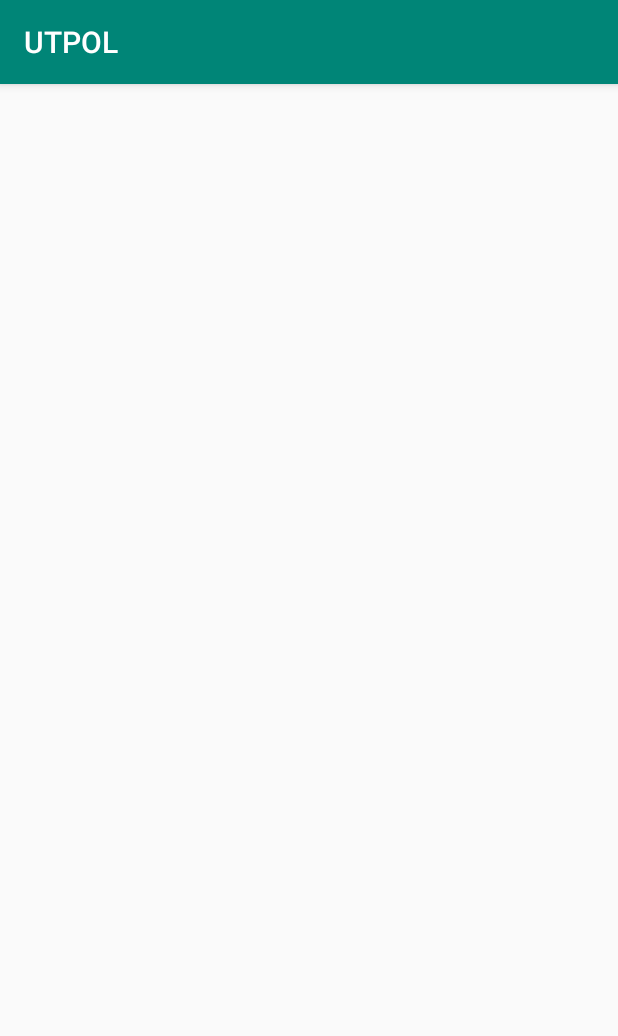
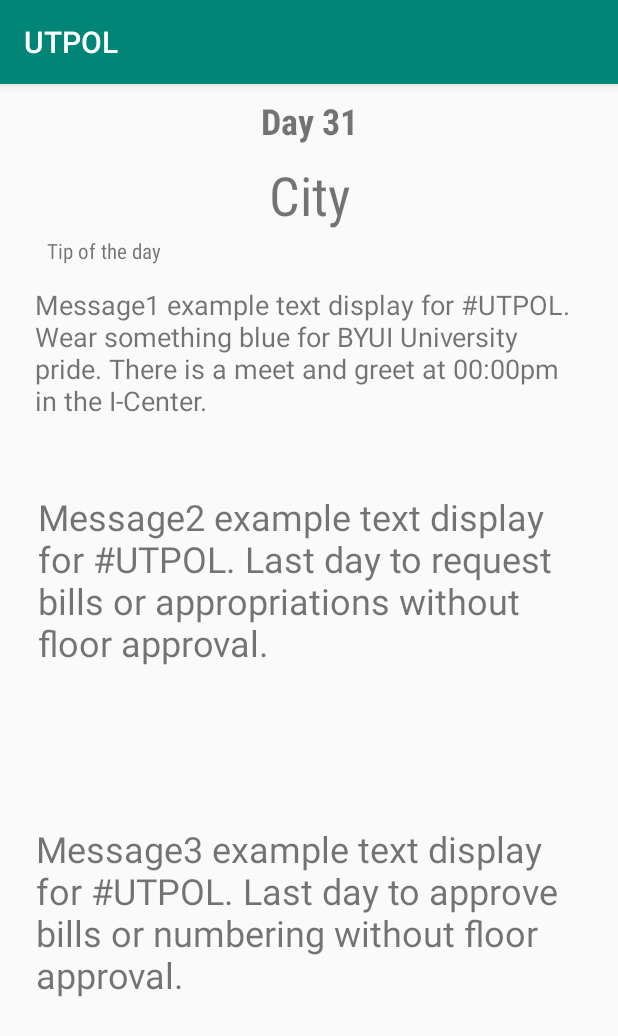
Before and after one commit to kolowich/CS246-Project, an Android app: the screen it shows after launch (MainActivity), after a tap on "LOGIN", on a phone screen of 412 x 824 dp. Shown: the top 1036 px of the screen. Run offline under Robolectric (Android 15) with nearby library versions, the phone set to English and light mode, and no system bars; libraries missing offline, so code that uses them is left out: com.parse; 3 statements that could not run were skipped.

Commit message:
Merge branch 'master' of https://github.com/kolowich/CS246-Project
# Conflicts:
#	.idea/misc.xml

```diff
--- a/app/src/main/java/com/utpol/utpol/MainActivity.java
+++ b/app/src/main/java/com/utpol/utpol/MainActivity.java
@@ -1,7 +1,5 @@
 package com.utpol.utpol;
 
-import android.content.Context;
-import android.content.Intent;
 import android.support.v7.app.AppCompatActivity;
 import android.os.Bundle;
 import android.view.View;
@@ -37,7 +35,7 @@ public class MainActivity extends AppCompatActivity {
         LoginValidator login = new LoginValidator();
 
         if(PROTOTYPE) {
-            setContentView(R.layout.home_screen);
+            setContentView(R.layout.activity_home);
         }
         else {
             login.setUsername(""); //put the editText's string here
--- a/app/src/main/res/layout/activity_home.xml
+++ b/app/src/main/res/layout/activity_home.xml
@@ -1,6 +1,109 @@
 <?xml version="1.0" encoding="utf-8"?>
-<android.support.constraint.ConstraintLayout
-    xmlns:android="http://schemas.android.com/apk/res/android" android:layout_width="match_parent"
+<android.support.constraint.ConstraintLayout xmlns:android="http://schemas.android.com/apk/res/android"
+    xmlns:app="http://schemas.android.com/apk/res-auto"
+    xmlns:tools="http://schemas.android.com/tools"
+    android:layout_width="match_parent"
     android:layout_height="match_parent">
 
+    <TextView
+        android:id="@+id/homeTextView1"
+        android:layout_width="105dp"
+        android:layout_height="41dp"
+        android:layout_marginStart="8dp"
+        android:layout_marginTop="8dp"
+        android:layout_marginEnd="8dp"
+        android:fontFamily="sans-serif-condensed"
+        android:text="@string/homeDay"
+        android:textAlignment="center"
+        android:textSize="24sp"
+        android:textStyle="bold"
+        app:layout_constraintEnd_toEndOf="parent"
+        app:layout_constraintHorizontal_bias="0.5"
+        app:layout_constraintStart_toStartOf="parent"
+        app:layout_constraintTop_toTopOf="parent" />
+
+    <TextView
+        android:id="@+id/homeTextView2"
+        android:layout_width="293dp"
+        android:layout_height="53dp"
+        android:layout_marginStart="8dp"
+        android:layout_marginEnd="8dp"
+        android:fontFamily="sans-serif-condensed"
+        android:text="@string/homeCity"
+        android:textAlignment="center"
+        android:textSize="36sp"
+        app:layout_constraintEnd_toEndOf="parent"
+        app:layout_constraintHorizontal_bias="0.5"
+        app:layout_constraintStart_toStartOf="parent"
+        app:layout_constraintTop_toBottomOf="@+id/homeTextView1" />
+
+    <TextView
+        android:id="@+id/textView2"
+        android:layout_width="365dp"
+        android:layout_height="85dp"
+        android:layout_marginStart="8dp"
+        android:layout_marginTop="32dp"
+        android:layout_marginEnd="8dp"
+        android:fontFamily="sans-serif"
+        android:text="@string/homeMessage1"
+        android:textSize="18sp"
+        app:layout_constraintEnd_toEndOf="parent"
+        app:layout_constraintHorizontal_bias="0.5"
+        app:layout_constraintStart_toStartOf="parent"
+        app:layout_constraintTop_toBottomOf="@+id/homeTextView2" />
+
+    <TextView
+        android:id="@+id/homeTextView3"
+        android:layout_width="362dp"
+        android:layout_height="196dp"
+        android:layout_marginStart="8dp"
+        android:layout_marginTop="52dp"
+        android:layout_marginEnd="8dp"
+        android:fontFamily="sans-serif"
+        android:text="@string/homeMessage2"
+        android:textSize="24sp"
+        app:layout_constraintEnd_toEndOf="parent"
+        app:layout_constraintHorizontal_bias="0.5"
+        app:layout_constraintStart_toStartOf="parent"
+        app:layout_constraintTop_toBottomOf="@+id/textView2" />
+
+    <TextView
+        android:id="@+id/textView4"
+        android:layout_width="230dp"
+        android:layout_height="33dp"
+        android:layout_marginStart="8dp"
+        android:layout_marginEnd="8dp"
+        android:fontFamily="sans-serif-condensed"
+        android:text="Tip of the day"
+        android:textAlignment="textStart"
+        android:textSize="14sp"
+        app:layout_constraintBottom_toTopOf="@+id/textView2"
+        app:layout_constraintEnd_toEndOf="parent"
+        app:layout_constraintHorizontal_bias="0.139"
+        app:layout_constraintStart_toStartOf="parent" />
+
+    <TextView
+        android:id="@+id/textView5"
+        android:layout_width="364dp"
+        android:layout_height="205dp"
+        android:layout_marginStart="8dp"
+        android:layout_marginTop="8dp"
+        android:layout_marginEnd="8dp"
+        android:layout_marginBottom="52dp"
+        android:fontFamily="sans-serif"
+        android:text="@string/homeMessage3"
+        android:textSize="24sp"
+        app:layout_constraintBottom_toBottomOf="parent"
+        app:layout_constraintEnd_toEndOf="parent"
+        app:layout_constraintHorizontal_bias="0.5"
+        app:layout_constraintStart_toStartOf="parent"
+        app:layout_constraintTop_toBottomOf="@+id/homeTextView3" />
+
+    <android.support.constraint.Guideline
+        android:id="@+id/guideline"
+        android:layout_width="wrap_content"
+        android:layout_height="wrap_content"
+        android:orientation="vertical"
+        app:layout_constraintGuide_begin="20dp" />
+
 </android.support.constraint.ConstraintLayout>
--- a/app/src/main/res/layout/activity_main.xml
+++ b/app/src/main/res/layout/activity_main.xml
@@ -17,13 +17,13 @@
         android:fontFamily="sans-serif-condensed"
         android:text="Sign in"
         android:textColor="@android:color/holo_blue_dark"
-        android:textSize="36sp"
-        app:layout_constraintBottom_toBottomOf="parent"
+        android:textSize="30sp"
+        app:layout_constraintBottom_toTopOf="@+id/editText3"
         app:layout_constraintEnd_toEndOf="parent"
-        app:layout_constraintHorizontal_bias="0.498"
+        app:layout_constraintHorizontal_bias="0.5"
         app:layout_constraintStart_toStartOf="parent"
-        app:layout_constraintTop_toTopOf="parent"
-        app:layout_constraintVertical_bias="0.109" />
+        app:layout_constraintTop_toBottomOf="@+id/textView3"
+        app:layout_constraintVertical_bias="0.777" />
 
     <Button
         android:id="@+id/button"
@@ -62,6 +62,7 @@
         android:textSize="24sp"
         app:layout_constraintBottom_toBottomOf="parent"
         app:layout_constraintEnd_toEndOf="parent"
+        app:layout_constraintHorizontal_bias="0.5"
         app:layout_constraintStart_toStartOf="parent"
         app:layout_constraintTop_toTopOf="parent"
         app:layout_constraintVertical_bias="0.439" />
@@ -83,8 +84,22 @@
         android:textSize="24sp"
         app:layout_constraintBottom_toBottomOf="parent"
         app:layout_constraintEnd_toEndOf="parent"
-        app:layout_constraintHorizontal_bias="0.506"
+        app:layout_constraintHorizontal_bias="0.5"
         app:layout_constraintStart_toStartOf="parent"
         app:layout_constraintTop_toTopOf="parent"
         app:layout_constraintVertical_bias="0.333" />
+
+    <TextView
+        android:id="@+id/textView3"
+        android:layout_width="188dp"
+        android:layout_height="93dp"
+        android:layout_marginTop="32dp"
+        android:text="Welcome to #UTPOL"
+        android:textAlignment="center"
+        android:textColor="?attr/textColorAlertDialogListItem"
+        android:textSize="36sp"
+        app:layout_constraintEnd_toEndOf="parent"
+        app:layout_constraintHorizontal_bias="0.5"
+        app:layout_constraintStart_toStartOf="parent"
+        app:layout_constraintTop_toTopOf="parent" />
 </android.support.constraint.ConstraintLayout>
--- a/app/src/main/res/layout/home_screen.xml
+++ /dev/null
@@ -1,6 +0,0 @@
-<?xml version="1.0" encoding="utf-8"?>
-<android.support.constraint.ConstraintLayout
-    xmlns:android="http://schemas.android.com/apk/res/android" android:layout_width="match_parent"
-    android:layout_height="match_parent">
-
-</android.support.constraint.ConstraintLayout>
--- a/app/src/main/res/values/strings.xml
+++ b/app/src/main/res/values/strings.xml
@@ -1,4 +1,10 @@
 <resources>
     <string name="app_name">UTPOL</string>
-    <string name="locationDay">Weber Day 0</string>
+    // Home
+    <string name="homeDay">Day 31</string>
+    <string name="homeCity">City</string>
+    <string name="homeMessage1">Message1 example text display for #UTPOL. Wear something blue for BYUI University pride. There is a meet and greet at 00:00pm in the I-Center. </string>
+    <string name="homeMessage2">Message2 example text display for #UTPOL. Last day to request bills or appropriations without floor approval.</string>
+    <string name="homeMessage3">Message3 example text display for #UTPOL. Last day to approve bills or numbering without floor approval.</string>
+
 </resources>
```
